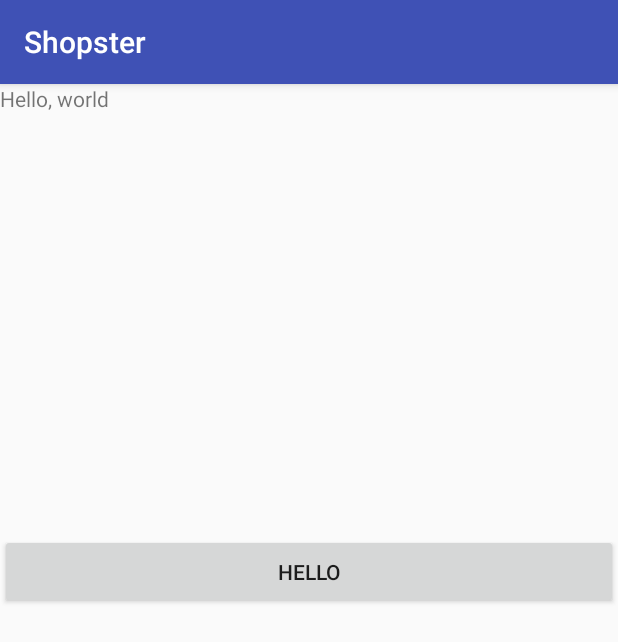
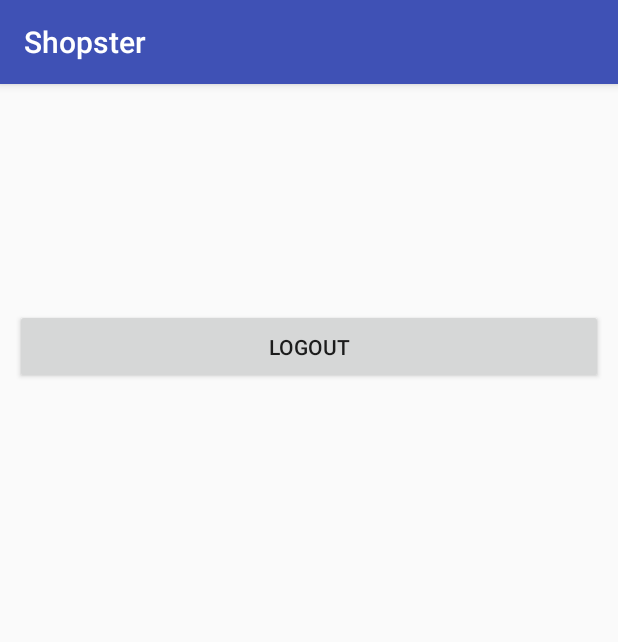
Before and after one commit to CuriousLearner/Shopster, an Android app: the fragment AccountFragment shown on its own in the app's theme, on a phone screen of 412 x 824 dp. Shown: the top 642 px of the screen. Run offline under Robolectric (Android 15) with nearby library versions, the phone set to English and light mode, and no system bars; our stand-ins replace ButterKnife.

Commit message:
Logout functionality added

```diff
--- a/src/client/Shopster-Andoid-Client/app/src/main/java/in/co/shopster/shopster/Utilities.java
+++ b/src/client/Shopster-Andoid-Client/app/src/main/java/in/co/shopster/shopster/Utilities.java
@@ -36,5 +36,11 @@ public class Utilities {
     }
 
 
+    public static void clearAllSharedPreferences(Context ctx) {
+        SharedPreferences.Editor spe = ctx.getSharedPreferences(Config.getSharedPrefKey(), 0).edit();
+        spe.clear();
+        spe.apply();
+    }
+
 
 }
--- a/src/client/Shopster-Andoid-Client/app/src/main/java/in/co/shopster/shopster/activities/MainActivity.java
+++ b/src/client/Shopster-Andoid-Client/app/src/main/java/in/co/shopster/shopster/activities/MainActivity.java
@@ -91,4 +91,10 @@ public class MainActivity extends AppCompatActivity {
             Utilities.writeDebugLog("User is not logged in.");
         }
     }
+
+    @Override
+    protected void onPostResume() {
+        super.onPostResume();
+        redirectIfLoggedIn();
+    }
 }
--- a/src/client/Shopster-Andoid-Client/app/src/main/java/in/co/shopster/shopster/fragments/AccountFragment.java
+++ b/src/client/Shopster-Andoid-Client/app/src/main/java/in/co/shopster/shopster/fragments/AccountFragment.java
@@ -1,6 +1,7 @@
 package in.co.shopster.shopster.fragments;
 
 
+import android.content.Intent;
 import android.os.Bundle;
 import android.support.annotation.Nullable;
 import android.support.v4.app.Fragment;
@@ -13,6 +14,8 @@ import android.widget.Toast;
 import butterknife.Bind;
 import butterknife.ButterKnife;
 import in.co.shopster.shopster.R;
+import in.co.shopster.shopster.Utilities;
+import in.co.shopster.shopster.activities.MainActivity;
 
 /**
  * Created by vikram on 14/3/16.
@@ -21,8 +24,8 @@ public class AccountFragment extends Fragment {
 
     private View view;
 
-    @Bind(R.id.btn_hello)
-    public Button helloBtn;
+    @Bind(R.id.btn_logout)
+    public Button logoutBtn;
 
     @Nullable
     @Override
@@ -31,14 +34,13 @@ public class AccountFragment extends Fragment {
             view = inflater.inflate(R.layout.fragment_account, container, false);
             ButterKnife.bind(this, view);
 
-            helloBtn.setOnClickListener(new View.OnClickListener() {
+            logoutBtn.setOnClickListener(new View.OnClickListener() {
                 @Override
                 public void onClick(View view) {
-                    Toast.makeText(
-                            AccountFragment.this.getContext(),
-                            "Hello fragment",
-                            Toast.LENGTH_SHORT
-                    ).show();
+                    Utilities.clearAllSharedPreferences(AccountFragment.this.getContext());
+                    Utilities.showToast("Logged out of Shopster ...", AccountFragment.this.getContext(), true);
+                    Intent restartShopsterIntent = new Intent(AccountFragment.this.getContext(), MainActivity.class);
+                    AccountFragment.this.startActivity(restartShopsterIntent);
                 }
             });
 
--- a/src/client/Shopster-Andoid-Client/app/src/main/res/layout/fragment_account.xml
+++ b/src/client/Shopster-Andoid-Client/app/src/main/res/layout/fragment_account.xml
@@ -2,17 +2,14 @@
 <FrameLayout xmlns:android="http://schemas.android.com/apk/res/android"
     android:layout_width="match_parent" android:layout_height="match_parent">
 
-    <TextView
+    <Button
+        android:id="@+id/btn_logout"
         android:layout_width="match_parent"
-        android:layout_height="wrap_content"
-        android:text="Hello, world"
+        android:layout_height="50dp"
+        android:layout_marginTop="150dp"
+        android:layout_marginRight="10dp"
+        android:layout_marginLeft="10dp"
+        android:text="@string/label_logout"
         />
 
-    <Button
-        android:id="@+id/btn_hello"
-        android:layout_width="match_parent"
-        android:layout_height="50dp"
-        android:layout_marginTop="300dp"
-        android:text="Hello"
-        />
 </FrameLayout>
--- a/src/client/Shopster-Andoid-Client/app/src/main/res/values/strings.xml
+++ b/src/client/Shopster-Andoid-Client/app/src/main/res/values/strings.xml
@@ -29,5 +29,6 @@
         <item>Male</item>
         <item>Female</item>
     </array>
+    <string name="label_logout">Logout</string>
 
 </resources>
```
